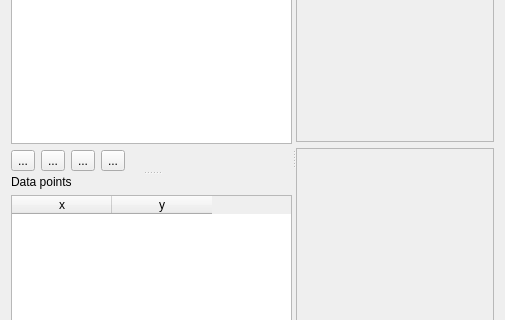
Old version of the form kinetic/metaitemproperties.ui in the repository hvennekate/data_element; both pictures show x 0 to 505 and y 118 to 438 of the 505 by 560 pixel window.
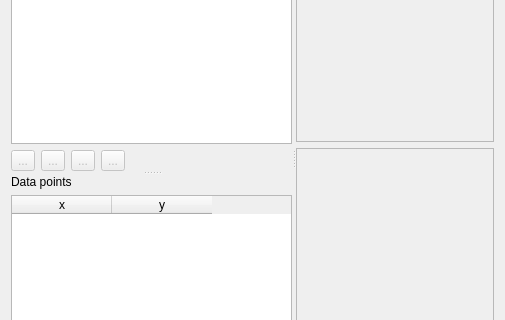
New version of the form. Custom widgets are drawn as their Qt base class.

```diff
--- a/kinetic/metaitemproperties.ui
+++ b/kinetic/metaitemproperties.ui
@@ -71,6 +71,9 @@
          <layout class="QHBoxLayout" name="horizontalLayout">
           <item>
            <widget class="QToolButton" name="moveUpButton">
+            <property name="enabled">
+             <bool>false</bool>
+            </property>
             <property name="text">
              <string>...</string>
             </property>
@@ -78,6 +81,9 @@
           </item>
           <item>
            <widget class="QToolButton" name="moveDownButton">
+            <property name="enabled">
+             <bool>false</bool>
+            </property>
             <property name="text">
              <string>...</string>
             </property>
@@ -85,6 +91,9 @@
           </item>
           <item>
            <widget class="QToolButton" name="removeSelectedConnections">
+            <property name="enabled">
+             <bool>false</bool>
+            </property>
             <property name="text">
              <string>...</string>
             </property>
@@ -92,6 +101,9 @@
           </item>
           <item>
            <widget class="QToolButton" name="addSelectedConnections">
+            <property name="enabled">
+             <bool>false</bool>
+            </property>
             <property name="text">
              <string>...</string>
             </property>
```
